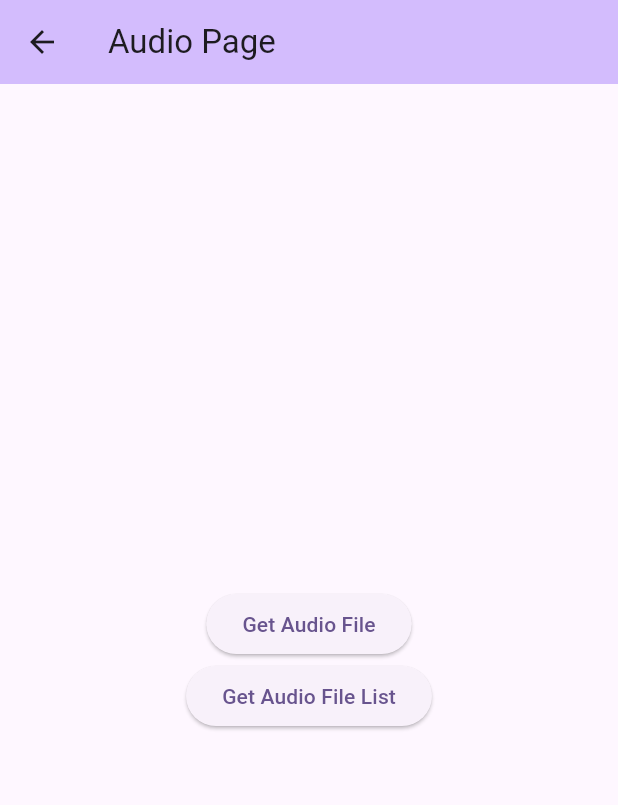
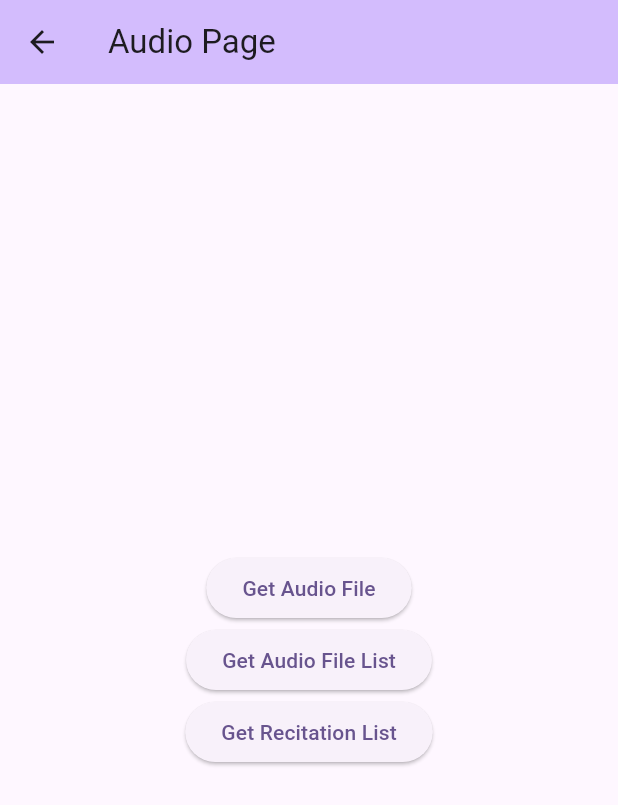
Before and after one commit to tajjacob/quran_com_api, a Flutter app: the AudioPage screen opened directly, on a phone screen of 412 x 824 dp. Shown: the top 805 px of the screen. Run offline on Flutter 3.47's test engine with Material 3 defaults, Android fonts, the phone set to English and light mode, and no system bars; our stand-ins replace dio, pretty_dio_logger; missing offline and left inert: dio_smart_retry.

Commit message:
🚧 wip: add getRecitationList function in recitation_repo

```diff
--- a/example/lib/audio_page.dart
+++ b/example/lib/audio_page.dart
@@ -10,7 +10,9 @@ class AudioPage extends StatelessWidget {
   Widget build(BuildContext context) {
     AudioFile? audioFileModel;
     List<AudioFile>? audioFileList;
+    List<Recitation>? recitationList;
     AudioFileRepoInterface audioFileRepo = AudioFileRepoInterface();
+    RecitationRepoInterface recitationRepo = RecitationRepoInterface();
     return Scaffold(
       appBar: AppBar(
         title: const Text('Audio Page'),
@@ -42,6 +44,15 @@ class AudioPage extends StatelessWidget {
                 },
                 child: const Text('Get Audio File List'),
               ),
+              ElevatedButton(
+                onPressed: () async {
+                  recitationList = await recitationRepo.getRecitationList(
+                    language: 'my',
+                  );
+                  log('recitationList: ${recitationList?.first.reciterName}');
+                },
+                child: const Text('Get Recitation List'),
+              ),
             ],
           ),
         ),
--- a/lib/quran_com_api.dart
+++ b/lib/quran_com_api.dart
@@ -2,4 +2,6 @@ library quran_com_api;
 
 export 'src/core/constants/api_constants.dart';
 export 'src/features/audio/data/models/audio_file_model.dart';
+export 'src/features/audio/data/models/recitation_model.dart';
 export 'src/features/audio/data/repositories/audio_file_repo.dart';
+export 'src/features/audio/data/repositories/recitation_repo.dart';
--- /dev/null
+++ b/lib/src/features/audio/data/repositories/recitation_repo.dart
@@ -0,0 +1,41 @@
+import 'dart:developer';
+
+import 'package:dio/dio.dart';
+
+import '../../../../../quran_com_api.dart';
+import '../../../../core/network/api_base_helper.dart';
+
+abstract class RecitationRepoInterface {
+  factory RecitationRepoInterface() => RecitationRepo();
+  Future<List<Recitation>?> getRecitationList({
+    required String? language,
+  });
+}
+
+class RecitationRepo implements RecitationRepoInterface {
+  String recitationUrl = APIConstants.recitationUrl;
+
+  @override
+  Future<List<Recitation>?> getRecitationList({
+    required String? language,
+  }) async {
+    var json = {
+      'language': language,
+    };
+    List<Recitation>? recitationList;
+    APIBaseHelper api = APIBaseHelper();
+    final dio = await api.getDio();
+    try {
+      final response = await dio.get(
+        recitationUrl,
+        queryParameters: json,
+      );
+      recitationList = (response.data['recitations'] as List)
+          .map((e) => Recitation.fromJson(e))
+          .toList();
+    } on DioException catch (e) {
+      log('dio exception: $e');
+    }
+    return recitationList;
+  }
+}
```
Also changed, not shown: 1 other file.
